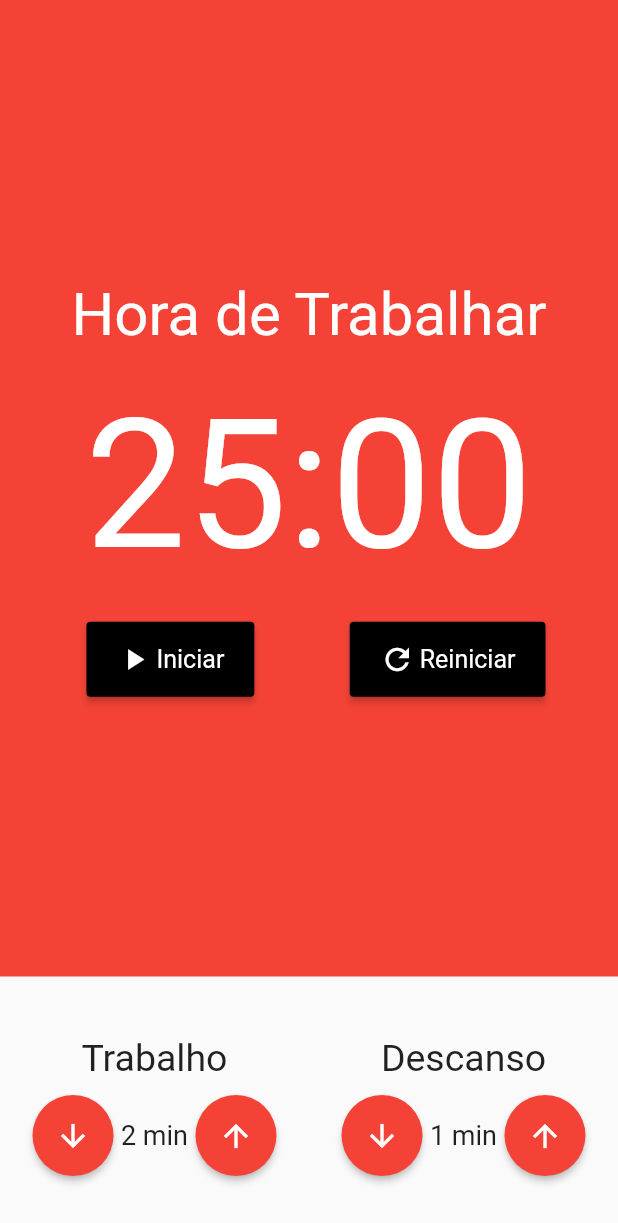
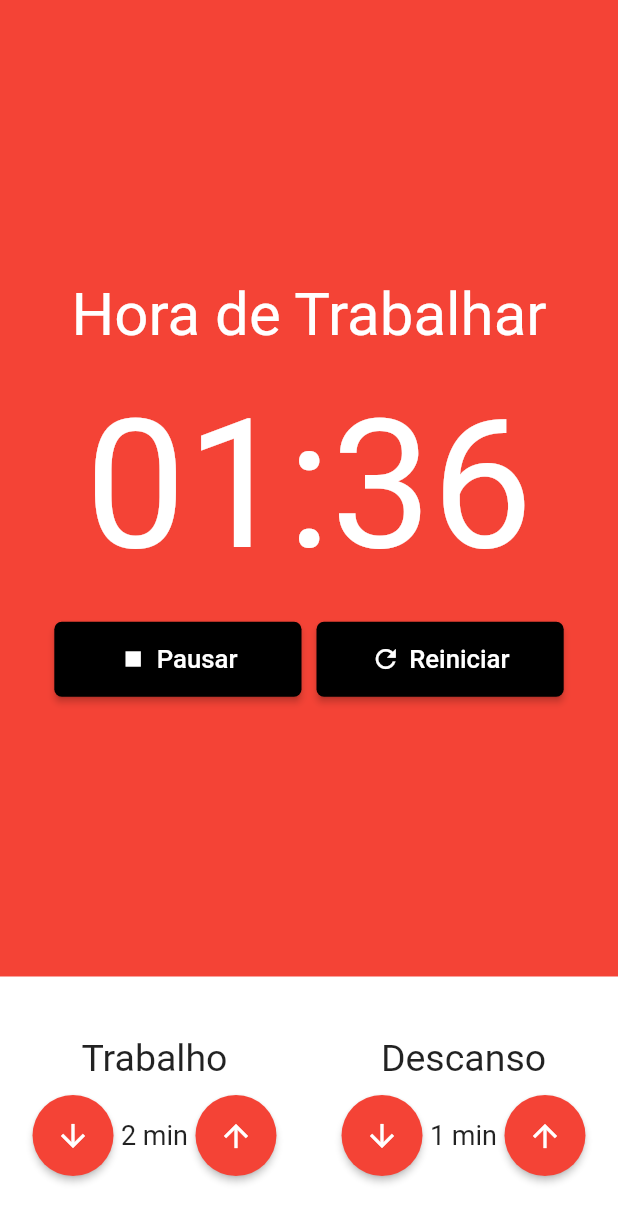
Before and after one commit to dhianapereira/my-flutter-notebook, a Flutter app: the HomePage screen opened directly, item 2 of the bottom bar chosen, after a tap on "Iniciar", on a phone screen of 412 x 824 dp. Shown: the top 1223 px of the screen. Run offline on Flutter 3.47's test engine with Material 2 defaults, Android fonts, the phone set to English and light mode, and no system bars; our stand-ins replace flutter_mobx, get_it, mobx; generated files the repository leaves out were written again.

Commit message:
add: change of state

```diff
--- a/lib/controllers/pomodoro_controller.dart
+++ b/lib/controllers/pomodoro_controller.dart
@@ -1,32 +1,95 @@
+import 'dart:async';
+
 import 'package:mobx/mobx.dart';
+import 'package:pomodoro/core/interval_type_enum.dart';
+import 'package:pomodoro/core/status_enum.dart';
 part 'pomodoro_controller.g.dart';
 
 class PomodoroController = _PomodoroControllerBase with _$PomodoroController;
 
 abstract class _PomodoroControllerBase with Store {
+  Timer? stopwatch;
+
+  @observable
+  Status status = Status.initial;
+
+  @observable
+  int minutes = 2;
+
+  @observable
+  int seconds = 0;
+
   @observable
   int workingTime = 2;
 
   @observable
   int restTime = 1;
 
+  @observable
+  IntervalType intervalType = IntervalType.work;
+
+  @computed
+  String get time {
+    return "${minutes.toString().padLeft(2, '0')}:${seconds.toString().padLeft(2, '0')}";
+  }
+
+  bool get isWorking => intervalType == IntervalType.work;
+
+  bool get isResting => intervalType == IntervalType.rest;
+
+  bool get wasStarted => status == Status.started;
+
+  bool get wasStopped => status == Status.stopped;
+
   @action
-  void incrementWorkingTime() {
-    workingTime++;
+  void start() {
+    status = Status.started;
+
+    stopwatch = Timer.periodic(const Duration(milliseconds: 50), (timer) {
+      if (minutes == 0 && seconds == 0) {
+        _changeIntervalType();
+      } else if (seconds == 0) {
+        seconds = 59;
+        minutes--;
+      } else {
+        seconds--;
+      }
+    });
   }
 
   @action
-  void decrementWorkingTime() {
-    workingTime--;
+  void stop() {
+    status = Status.stopped;
+
+    stopwatch?.cancel();
   }
 
   @action
-  void incrementRestTime() {
-    restTime++;
+  void restart() {
+    status = Status.initial;
   }
 
   @action
-  void decrementRestTime() {
-    restTime--;
+  void incrementWorkingTime() => workingTime++;
+
+  @action
+  void decrementWorkingTime() => workingTime--;
+
+  @action
+  void incrementRestTime() => restTime++;
+
+  @action
+  void decrementRestTime() => restTime--;
+
+  void _changeIntervalType() {
+    if (isWorking) {
+      intervalType = IntervalType.rest;
+      minutes = restTime;
+    } else {
+      intervalType = IntervalType.work;
+      minutes = workingTime;
+    }
+
+    seconds = 0;
   }
 }
--- /dev/null
+++ b/lib/core/interval_type_enum.dart
@@ -0,0 +1,4 @@
+enum IntervalType {
+  work,
+  rest,
+}
--- /dev/null
+++ b/lib/core/status_enum.dart
@@ -0,0 +1,5 @@
+enum Status {
+  initial,
+  started,
+  stopped,
+}
--- a/lib/pages/home_page.dart
+++ b/lib/pages/home_page.dart
@@ -18,17 +18,18 @@ class _HomePageState extends State<HomePage> {
     final controller = GetIt.I.get<PomodoroController>();
 
     return Scaffold(
-      body: Column(
+      body: Observer(
+        builder: (_) {
+          return Column(
             crossAxisAlignment: CrossAxisAlignment.stretch,
             children: [
               const Expanded(
                 child: StopwatchWidget(),
               ),
-          Padding(
+              Container(
+                color: Colors.white,
                 padding: const EdgeInsets.symmetric(vertical: 40),
-            child: Observer(
-              builder: (_) {
-                return Row(
+                child: Row(
                   mainAxisAlignment: MainAxisAlignment.spaceAround,
                   children: [
                     TimeInputWidget(
@@ -48,11 +49,11 @@ class _HomePageState extends State<HomePage> {
                           : controller.decrementRestTime,
                     ),
                   ],
-                );
-              },
                 ),
               ),
             ],
+          );
+        },
       ),
     );
   }
--- a/lib/widgets/buttons/elevated_button_widget.dart
+++ b/lib/widgets/buttons/elevated_button_widget.dart
@@ -15,11 +15,7 @@ class ElevatedButtonWidget extends StatelessWidget {
     return ElevatedButton(
       onPressed: onPressed,
       child: Icon(icon, color: Colors.white),
-      style: ElevatedButton.styleFrom(
-        shape: const CircleBorder(),
-        padding: const EdgeInsets.all(15),
-        primary: Colors.red,
-      ),
+      style: Theme.of(context).elevatedButtonTheme.style,
     );
   }
 }
--- a/lib/widgets/buttons/stopwatch_button_widget.dart
+++ b/lib/widgets/buttons/stopwatch_button_widget.dart
@@ -1,7 +1,7 @@
 import 'package:flutter/material.dart';
 
 class StopwatchButtonWidget extends StatelessWidget {
-  final VoidCallback onPressed;
+  final VoidCallback? onPressed;
   final String title;
   final IconData icon;
   final double height;
@@ -21,15 +21,16 @@ class StopwatchButtonWidget extends StatelessWidget {
     return SizedBox(
       height: height,
       width: width,
-      child: FittedBox(
-        fit: BoxFit.scaleDown,
-        child: ElevatedButton(
-          style: ElevatedButton.styleFrom(
-            primary: Colors.black,
-            padding: const EdgeInsets.symmetric(horizontal: 30, vertical: 20),
-            textStyle: const TextStyle(fontSize: 25),
+      child: ElevatedButton(
+        style: ElevatedButton.styleFrom(
+          primary: Colors.black,
+          shape: RoundedRectangleBorder(
+            borderRadius: BorderRadius.circular(5),
           ),
-          onPressed: onPressed,
+        ),
+        onPressed: onPressed,
+        child: FittedBox(
+          fit: BoxFit.scaleDown,
           child: Row(
             mainAxisAlignment: MainAxisAlignment.center,
             children: [
@@ -37,8 +38,11 @@ class StopwatchButtonWidget extends StatelessWidget {
                 icon,
                 size: 35,
               ),
-              const SizedBox(width: 5),
-              Text(title),
+              const SizedBox(width: 10),
+              Text(
+                title,
+                style: const TextStyle(fontSize: 30),
+              ),
             ],
           ),
         ),
--- a/lib/widgets/stopwatch_widget.dart
+++ b/lib/widgets/stopwatch_widget.dart
@@ -1,4 +1,7 @@
 import 'package:flutter/material.dart';
+import 'package:flutter_mobx/flutter_mobx.dart';
+import 'package:get_it/get_it.dart';
+import 'package:pomodoro/controllers/pomodoro_controller.dart';
 import 'package:pomodoro/widgets/buttons/stopwatch_button_widget.dart';
 
 class StopwatchWidget extends StatelessWidget {
@@ -7,57 +10,57 @@ class StopwatchWidget extends StatelessWidget {
   @override
   Widget build(BuildContext context) {
     final size = MediaQuery.of(context).size;
+    final controller = GetIt.I.get<PomodoroController>();
 
-    return Container(
-      color: Colors.red,
-      child: Column(
+    return Observer(
+      builder: (_) {
+        return Column(
           mainAxisAlignment: MainAxisAlignment.center,
           children: [
             Text(
-            "Hora de Trabalhar",
-            style: TextStyle(fontSize: 40, color: Colors.white),
+              controller.isWorking ? "Hora de Trabalhar" : "Hora de Descansar",
+              style: const TextStyle(fontSize: 40, color: Colors.white),
             ),
             const SizedBox(height: 20),
             Text(
-            "25:00",
-            style: TextStyle(fontSize: 120, color: Colors.white),
+              controller.time,
+              style: const TextStyle(fontSize: 120, color: Colors.white),
             ),
             const SizedBox(height: 20),
-          buildButtonsRow(size)
+            buildButtonsRow(size),
           ],
-      ),
+        );
+      },
     );
   }
 
   Row buildButtonsRow(Size size) {
+    final controller = GetIt.I.get<PomodoroController>();
+
     return Row(
       mainAxisAlignment: MainAxisAlignment.center,
       children: [
-        Padding(
-          padding: const EdgeInsets.only(right: 10),
+        Visibility(
+          visible: !controller.wasStarted,
           child: StopwatchButtonWidget(
-            onPressed: () {},
-            title: "Iniciar",
+            onPressed: controller.start,
+            title: controller.wasStopped ? "Continue" : "Iniciar",
             icon: Icons.play_arrow,
             width: size.width * .4,
           ),
-        ),
-        /*Padding(
-              padding: const EdgeInsets.only(right: 10),
-              child: StopwatchButtonWidget(
-                onPressed: () {},
+          replacement: StopwatchButtonWidget(
+            onPressed: controller.stop,
             title: "Pausar",
             icon: Icons.stop,
+            width: size.width * .4,
           ),
-            ),*/
-        Padding(
-          padding: const EdgeInsets.only(left: 10),
-          child: StopwatchButtonWidget(
-            onPressed: () {},
+        ),
+        const SizedBox(width: 10),
+        StopwatchButtonWidget(
+          onPressed: controller.restart,
           title: "Reiniciar",
           icon: Icons.refresh,
           width: size.width * .4,
-          ),
         ),
       ],
     );
```
Also changed, not shown: lib/core/app_widget.dart (+15 -5 lines), lib/themes/app_themes.dart (added, +31 -0 lines), lib/controllers/pomodoro_controller.g.dart. Lines whose indentation alone changed are shown as unchanged.
